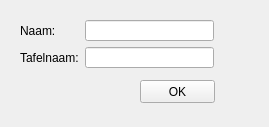
Above: src/app/ruleCreator/welcomeWindow.ui from Dtai/PokerbotClient before the change. Below: the same form after it.
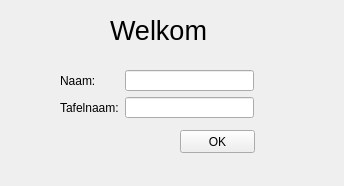
That is the form after the change.

Commit message: You are now welcomed with a welcome window. The welcome window has a status bar so you can see what it is doing. The name of the connection is gone. Only the name of the player and the name of the table are important. Refactoring: The hello post messages are made in one class.

What changed in the file:
```diff
--- a/src/app/ruleCreator/welcomeWindow.ui
+++ b/src/app/ruleCreator/welcomeWindow.ui
@@ -6,8 +6,8 @@
    <rect>
     <x>0</x>
     <y>0</y>
-    <width>269</width>
-    <height>127</height>
+    <width>344</width>
+    <height>186</height>
    </rect>
   </property>
   <property name="sizePolicy">
@@ -28,8 +28,8 @@
   <widget class="QPushButton" name="btnOk">
    <property name="geometry">
     <rect>
-     <x>140</x>
-     <y>80</y>
+     <x>180</x>
+     <y>130</y>
      <width>75</width>
      <height>23</height>
     </rect>
@@ -38,11 +38,11 @@
     <string>OK</string>
    </property>
   </widget>
-  <widget class="QWidget" name="">
+  <widget class="QWidget" name="layoutWidget">
    <property name="geometry">
     <rect>
-     <x>20</x>
-     <y>20</y>
+     <x>60</x>
+     <y>70</y>
      <width>194</width>
      <height>48</height>
     </rect>
@@ -56,7 +56,7 @@
      </widget>
     </item>
     <item row="0" column="1">
-     <widget class="QLineEdit" name="leTableName"/>
+     <widget class="QLineEdit" name="lePlayerName"/>
     </item>
     <item row="1" column="0">
      <widget class="QLabel" name="lblTableName">
@@ -66,10 +66,28 @@
      </widget>
     </item>
     <item row="1" column="1">
-     <widget class="QLineEdit" name="lePlayerName"/>
+     <widget class="QLineEdit" name="leTableName"/>
     </item>
    </layout>
   </widget>
+  <widget class="QLabel" name="label">
+   <property name="geometry">
+    <rect>
+     <x>110</x>
+     <y>10</y>
+     <width>101</width>
+     <height>41</height>
+    </rect>
+   </property>
+   <property name="font">
+    <font>
+     <pointsize>20</pointsize>
+    </font>
+   </property>
+   <property name="text">
+    <string>Welkom</string>
+   </property>
+  </widget>
  </widget>
  <resources/>
  <connections/>
```
The commit also changes 11 other files.
